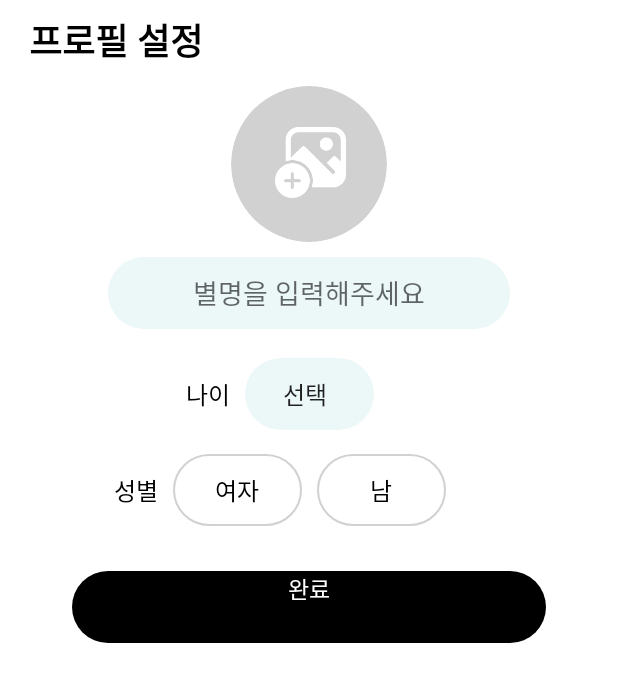
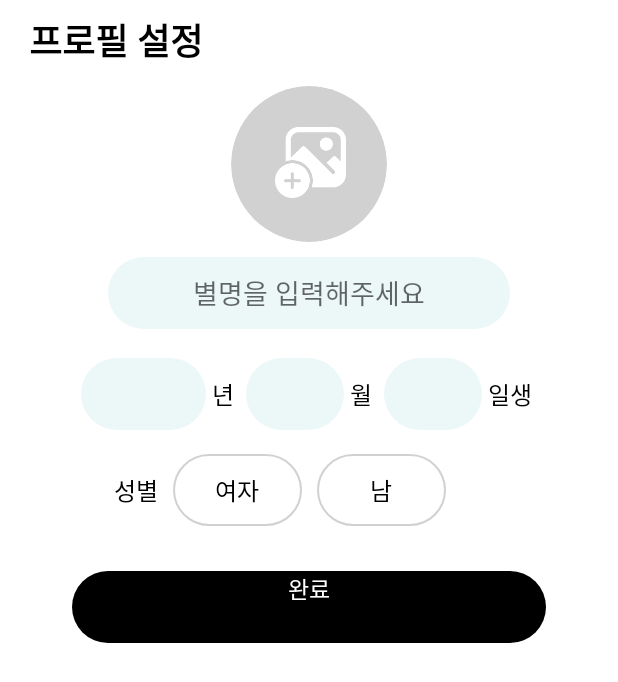
Before and after one commit to Trip-Teller/TripTeller-ANDROID, an Android app: the ProfileActivity screen opened directly, with no data from a screen before it, on a phone screen of 412 x 824 dp. Shown: the top 682 px of the screen. Run offline under Robolectric (Android 15) with nearby library versions, the phone set to English and light mode, and no system bars; our stand-ins replace CircleImageView.

Commit message:
[ 회원가입 ] Profile - Date Picker 만들기 완료

```diff
--- a/app/build.gradle
+++ b/app/build.gradle
@@ -86,5 +86,8 @@ dependencies {
     //움직이는 splash
     implementation 'com.github.goka.kenburnsview:library:1.0.3'
 
+    //date picker spinner
+    implementation 'com.github.Ibotta:Supported-Picker-Dialogs:1.0.0'
+
 
 }
--- a/app/src/main/AndroidManifest.xml
+++ b/app/src/main/AndroidManifest.xml
@@ -11,7 +11,8 @@
         android:roundIcon="@mipmap/ic_launcher_round"
         android:supportsRtl="true"
         android:theme="@style/AppTheme">
-        <activity android:name=".ui.mypage.ApplyFilterActivity"></activity>
+        <activity android:name=".ui.sign.DatePickerActivity" android:theme="@android:style/Theme.Holo.Light.Dialog.NoActionBar"/>
+        <activity android:name=".ui.mypage.ApplyFilterActivity" />
         <activity android:name=".ui.mypage.ApplyRegionActivity" />
         <activity android:name=".ui.sign.ProfileActivity" />
         <activity android:name=".ui.sign.SignupActivity" />
--- a/app/src/main/java/com/our/tripteller/ui/sign/ProfileActivity.kt
+++ b/app/src/main/java/com/our/tripteller/ui/sign/ProfileActivity.kt
@@ -1,16 +1,13 @@
 package com.our.tripteller.ui.sign
 
-import android.R.id.edit
 import android.app.Activity
+import android.app.Instrumentation
 import android.content.Intent
 import android.graphics.BitmapFactory
 import android.os.Bundle
 import android.text.Editable
 import android.text.TextWatcher
 import android.view.View
-import android.widget.AdapterView
-import android.widget.ArrayAdapter
-import android.widget.Spinner
 import android.widget.Toast
 import androidx.appcompat.app.AppCompatActivity
 import com.our.tripteller.MainActivity
@@ -69,32 +66,10 @@ class ProfileActivity : AppCompatActivity() {
 
 
         //나이 설정
-        val spinner: Spinner = findViewById(R.id.act_profile_spinner_age)
-
-        val adapter = ArrayAdapter.createFromResource(
-            this,
-            R.array.age,
-            android.R.layout.simple_spinner_item
-        )
-        adapter.setDropDownViewResource(android.R.layout.simple_spinner_dropdown_item)
-
-        spinner.adapter = adapter
-        spinner.onItemSelectedListener = object : AdapterView.OnItemSelectedListener {
-            override fun onNothingSelected(p0: AdapterView<*>?) {
-                //
-            }
-
-            override fun onItemSelected(p0: AdapterView<*>?, p1: View?, p2: Int, p3: Long) {
-                spinner.onItemSelectedListener = this
-
-                if (spinner.selectedItem.toString() != "선택") {
-                    spinner.setBackgroundResource(R.drawable.iceblue_roundbox_24)
-                    age = true
-                }
-            }
-
+        act_profile_const.setOnClickListener {
+            val intent = Intent(this, DatePickerActivity::class.java)
+            startActivityForResult(intent, 200)
         }
-
 
         //성별 설정 - 여자
         act_profile_btn_women.setOnClickListener {
@@ -136,8 +111,10 @@ class ProfileActivity : AppCompatActivity() {
                 true
             }
 
-            if (act_profile_spinner_age.selectedItem.toString() == "선택") {
-                act_profile_spinner_age.setBackgroundResource(R.drawable.raspberry_stroke_24)
+            if (act_profile_text_year.text == "") {
+                act_profile_text_year.setBackgroundResource(R.drawable.raspberry_stroke_24)
+                act_profile_text_month.setBackgroundResource(R.drawable.raspberry_stroke_24)
+                act_profile_text_day.setBackgroundResource(R.drawable.raspberry_stroke_24)
                 age = false
             }
 
@@ -153,6 +130,7 @@ class ProfileActivity : AppCompatActivity() {
                 finish()
             }
         }
+
     }
 
 
@@ -182,5 +160,18 @@ class ProfileActivity : AppCompatActivity() {
 
             }
         }
+
+        if (requestCode == 200 && resultCode == 777){
+            act_profile_text_year.text = data?.getIntExtra("year", 0).toString()
+            act_profile_text_month.text = data?.getIntExtra("month", 0).toString()
+            act_profile_text_day.text = data?.getIntExtra("day", 0).toString()
+
+            act_profile_text_year.setBackgroundResource(R.drawable.iceblue_roundbox_24)
+            act_profile_text_month.setBackgroundResource(R.drawable.iceblue_roundbox_24)
+            act_profile_text_day.setBackgroundResource(R.drawable.iceblue_roundbox_24)
+
+            age = true
+        }
     }
+
 }
--- a/app/src/main/res/layout/activity_profile.xml
+++ b/app/src/main/res/layout/activity_profile.xml
@@ -51,7 +51,7 @@
             android:layout_width="104dp"
             android:layout_height="104dp"
             android:src="@drawable/raspberry_circle_stroke"
-            android:visibility="invisible"/>
+            android:visibility="invisible" />
 
         <ImageView
             android:id="@+id/act_profile_noimage"
@@ -69,43 +69,108 @@
         android:layout_marginTop="10dp"
         android:background="@drawable/iceblue_roundbox_24"
         android:gravity="center"
+        android:hint="별명을 입력해주세요"
         android:singleLine="true"
-        android:hint="별명을 입력해주세요"
         app:layout_constraintEnd_toEndOf="parent"
         app:layout_constraintStart_toStartOf="parent"
         app:layout_constraintTop_toBottomOf="@+id/frameLayout" />
 
+    <androidx.constraintlayout.widget.ConstraintLayout
+        android:id="@+id/act_profile_const"
+        android:layout_width="wrap_content"
+        android:layout_height="wrap_content"
+        app:layout_constraintEnd_toEndOf="parent"
+        app:layout_constraintStart_toStartOf="parent"
+        android:layout_marginTop="19dp"
+        app:layout_constraintTop_toBottomOf="@+id/act_profile_edit_nickname">
 
-    <Spinner
-        android:id="@+id/act_profile_spinner_age"
-        android:layout_width="86dp"
+        <TextView
+            android:id="@+id/act_profile_text_year"
+            android:layout_width="83dp"
             android:layout_height="48dp"
-        android:layout_marginHorizontal="137dp"
-        android:layout_marginTop="19dp"
-        android:spinnerMode="dialog"
-        android:paddingLeft="17dp"
             android:background="@drawable/iceblue_roundbox_24"
             android:gravity="center"
-        app:layout_constraintEnd_toEndOf="parent"
+            android:spinnerMode="dialog"
+            app:layout_constraintBottom_toBottomOf="parent"
             app:layout_constraintStart_toStartOf="parent"
-        app:layout_constraintTop_toBottomOf="@+id/act_profile_edit_nickname" />
+            app:layout_constraintTop_toTopOf="parent" />
 
         <TextView
             android:id="@+id/textView4"
             android:layout_width="wrap_content"
             android:layout_height="wrap_content"
-        android:layout_marginEnd="10dp"
+            android:layout_marginStart="4dp"
             android:fontFamily="@font/noto_sans_kr_regular"
+            android:gravity="center"
             android:includeFontPadding="false"
-        android:text="나이"
+            android:text="년"
             android:textColor="@color/black"
             android:textSize="16sp"
-        android:textStyle="normal"
-        app:layout_constraintBottom_toBottomOf="@+id/act_profile_spinner_age"
-        app:layout_constraintEnd_toStartOf="@+id/act_profile_spinner_age"
-        app:layout_constraintTop_toTopOf="@+id/act_profile_spinner_age" />
+            app:layout_constraintBottom_toBottomOf="@+id/act_profile_text_year"
+            app:layout_constraintStart_toEndOf="@+id/act_profile_text_year"
+            app:layout_constraintTop_toTopOf="@+id/act_profile_text_year" />
 
         <TextView
+            android:id="@+id/act_profile_text_month"
+            android:layout_width="65dp"
+            android:layout_height="48dp"
+            android:layout_marginHorizontal="137dp"
+            android:layout_marginStart="8dp"
+            android:background="@drawable/iceblue_roundbox_24"
+            android:gravity="center"
+            android:spinnerMode="dialog"
+            app:layout_constraintBottom_toBottomOf="@+id/act_profile_text_year"
+            app:layout_constraintStart_toEndOf="@+id/textView4"
+            app:layout_constraintTop_toTopOf="@+id/act_profile_text_year" />
+
+        <TextView
+            android:id="@+id/textView11"
+            android:layout_width="wrap_content"
+            android:layout_height="wrap_content"
+            android:layout_marginStart="4dp"
+            android:fontFamily="@font/noto_sans_kr_regular"
+            android:gravity="center"
+            android:includeFontPadding="false"
+            android:text="월"
+            android:textColor="@color/black"
+            android:textSize="16sp"
+            app:layout_constraintBottom_toBottomOf="@+id/act_profile_text_month"
+            app:layout_constraintStart_toEndOf="@+id/act_profile_text_month"
+            app:layout_constraintTop_toTopOf="@+id/act_profile_text_month" />
+
+        <TextView
+            android:id="@+id/act_profile_text_day"
+            android:layout_width="65dp"
+            android:layout_height="48dp"
+            android:layout_marginHorizontal="137dp"
+            android:layout_marginStart="8dp"
+            android:background="@drawable/iceblue_roundbox_24"
+            android:gravity="center"
+            android:spinnerMode="dialog"
+            app:layout_constraintBottom_toBottomOf="@+id/act_profile_text_month"
+            app:layout_constraintStart_toEndOf="@+id/textView11"
+            app:layout_constraintTop_toTopOf="@+id/act_profile_text_month"
+            app:layout_constraintVertical_bias="0.0" />
+
+        <TextView
+            android:layout_width="wrap_content"
+            android:layout_height="wrap_content"
+            android:layout_marginStart="4dp"
+            android:fontFamily="@font/noto_sans_kr_regular"
+            android:gravity="center"
+            android:includeFontPadding="false"
+            android:text="일생 "
+            android:textColor="@color/black"
+            android:textSize="16sp"
+            app:layout_constraintBottom_toBottomOf="@+id/act_profile_text_day"
+            app:layout_constraintEnd_toEndOf="parent"
+            app:layout_constraintStart_toEndOf="@+id/act_profile_text_day"
+            app:layout_constraintTop_toTopOf="@+id/act_profile_text_day" />
+
+    </androidx.constraintlayout.widget.ConstraintLayout>
+
+    <TextView
+        android:id="@+id/textView7"
         android:layout_width="wrap_content"
         android:layout_height="wrap_content"
         android:layout_marginEnd="10dp"
@@ -126,7 +191,7 @@
         android:layout_marginTop="16dp"
         app:layout_constraintEnd_toEndOf="parent"
         app:layout_constraintStart_toStartOf="parent"
-        app:layout_constraintTop_toBottomOf="@+id/act_profile_spinner_age">
+        app:layout_constraintTop_toBottomOf="@+id/act_profile_const">
 
         <TextView
             android:id="@+id/act_profile_btn_women"
--- a/build.gradle
+++ b/build.gradle
@@ -18,6 +18,8 @@ allprojects {
     repositories {
         google()
         jcenter()
+        maven { url "https://jitpack.io" }
+
     }
 }
 
```
Also changed, not shown: app/src/main/java/com/our/tripteller/ui/sign/DatePickerActivity.kt (added, +39 -0 lines), app/src/main/res/layout/activity_date_picker.xml (added, +22 -0 lines), app/src/main/res/values/styles.xml (+12 -0 lines). Lines whose indentation alone changed are shown as unchanged.
